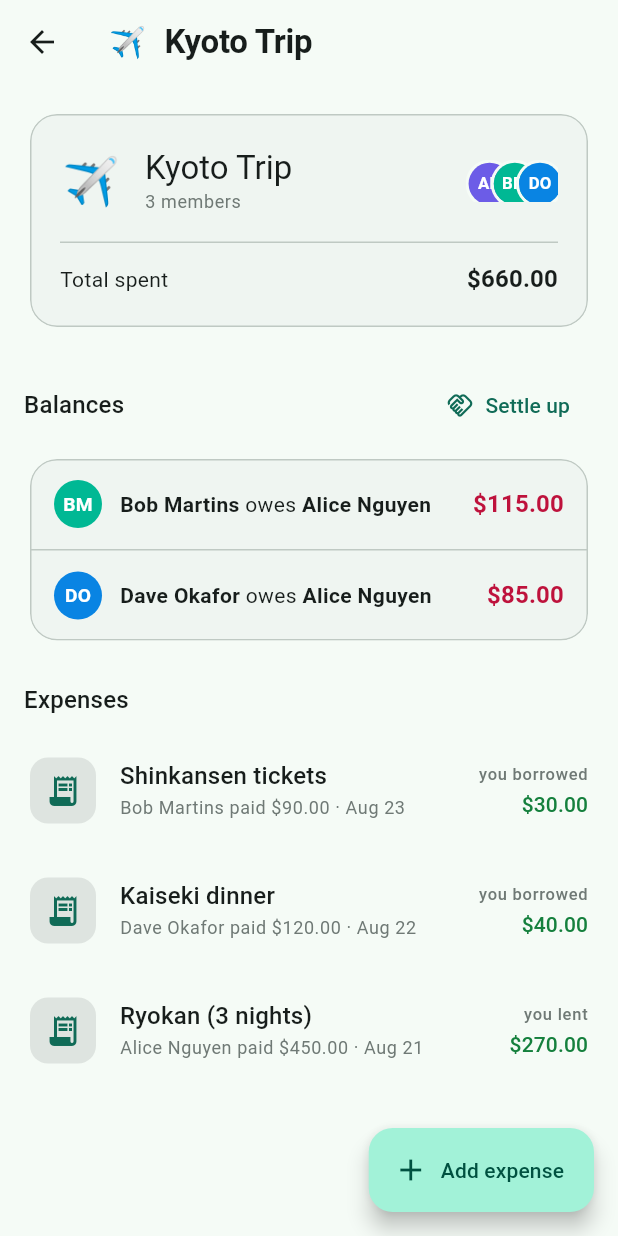
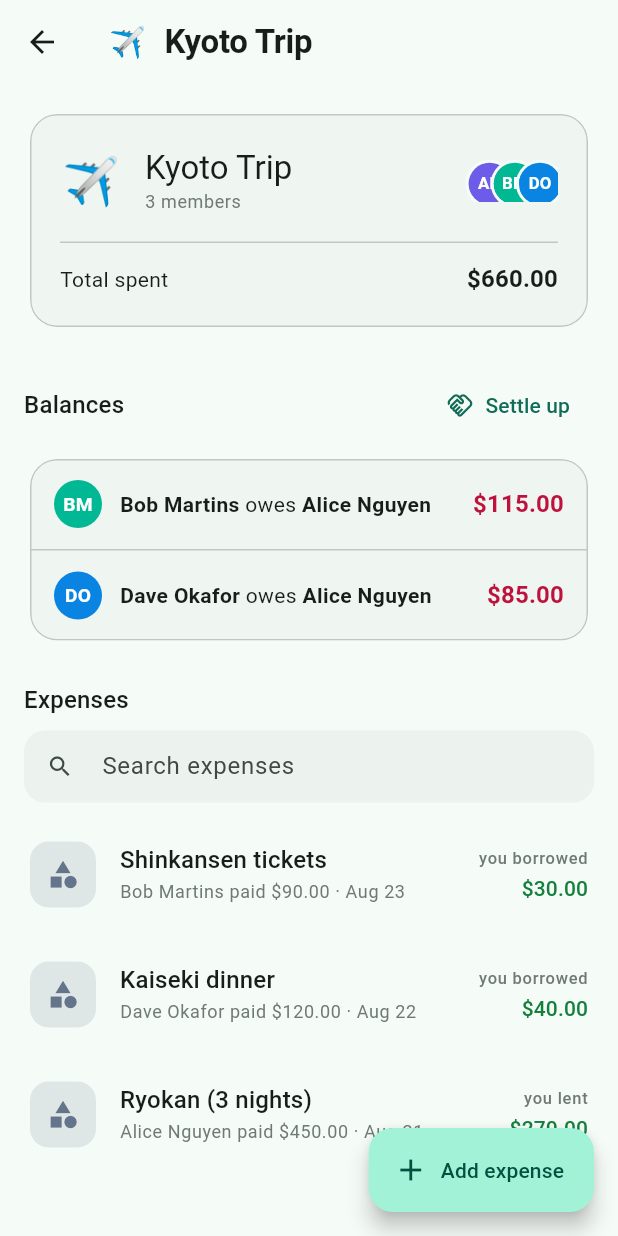
Before and after one commit to muhammadafzal-dev/splitwise_clone, a Flutter app: the screen it shows after launch, after a tap on "✈️", on a phone screen of 412 x 824 dp. Run offline on Flutter 3.47's test engine with Material 3 defaults, Android fonts, the phone set to English and light mode, and no system bars; our stand-ins replace cloud_firestore, firebase_auth, firebase_core, flutter_riverpod, freezed_annotation, go_router; accounts and stored records are empty.

Commit message:
feat(expenses): categories + search/filter
- ExpenseCategory (10 categories, icons/colours), added to Expense entity
- category picker in add-expense; category shown in tile + detail sheet
- search + category filter on a group's expense list

```diff
--- a/lib/features/expenses/domain/entities/expense.dart
+++ b/lib/features/expenses/domain/entities/expense.dart
@@ -2,6 +2,7 @@ import 'package:freezed_annotation/freezed_annotation.dart';
 
 import '../../../../core/money/currency.dart';
 import '../../../../core/money/money.dart';
+import 'expense_category.dart';
 import 'split_type.dart';
 
 part 'expense.freezed.dart';
@@ -34,6 +35,9 @@ abstract class Expense with _$Expense {
 
     /// PERCENT split: userId -> basis points (10000 == 100%). Null otherwise.
     Map<String, int>? percentShares,
+
+    /// Spending category. Defaults to [ExpenseCategory.other] for older data.
+    @Default(ExpenseCategory.other) ExpenseCategory category,
   }) = _Expense;
 
   factory Expense.fromJson(Map<String, dynamic> json) =>
--- /dev/null
+++ b/lib/features/expenses/domain/entities/expense_category.dart
@@ -0,0 +1,37 @@
+import 'package:json_annotation/json_annotation.dart';
+
+/// A spending category for an expense. Stored by [name] in JSON/Firestore.
+///
+/// This stays Flutter-free (domain layer); icon and colour for a category live
+/// in a presentation helper (`expense_category_ui.dart`).
+enum ExpenseCategory {
+  @JsonValue('food')
+  food('Food & Drink'),
+  @JsonValue('groceries')
+  groceries('Groceries'),
+  @JsonValue('rent')
+  rent('Rent & Housing'),
+  @JsonValue('utilities')
+  utilities('Utilities'),
+  @JsonValue('transport')
+  transport('Transport'),
+  @JsonValue('entertainment')
+  entertainment('Entertainment'),
+  @JsonValue('travel')
+  travel('Travel'),
+  @JsonValue('shopping')
+  shopping('Shopping'),
+  @JsonValue('health')
+  health('Health'),
+  @JsonValue('other')
+  other('Other');
+
+  const ExpenseCategory(this.label);
+
+  final String label;
+
+  static ExpenseCategory fromName(String? name) => values.firstWhere(
+    (c) => c.name == name,
+    orElse: () => ExpenseCategory.other,
+  );
+}
--- /dev/null
+++ b/lib/features/expenses/presentation/widgets/expense_category_ui.dart
@@ -0,0 +1,55 @@
+import 'package:flutter/material.dart';
+
+import '../../domain/entities/expense_category.dart';
+
+/// Presentation-layer icon + colour for each [ExpenseCategory]. Kept out of the
+/// domain enum so the domain stays Flutter-free.
+extension ExpenseCategoryUi on ExpenseCategory {
+  IconData get icon => switch (this) {
+    ExpenseCategory.food => Icons.restaurant,
+    ExpenseCategory.groceries => Icons.shopping_cart,
+    ExpenseCategory.rent => Icons.home,
+    ExpenseCategory.utilities => Icons.bolt,
+    ExpenseCategory.transport => Icons.directions_car,
+    ExpenseCategory.entertainment => Icons.movie,
+    ExpenseCategory.travel => Icons.flight,
+    ExpenseCategory.shopping => Icons.shopping_bag,
+    ExpenseCategory.health => Icons.favorite,
+    ExpenseCategory.other => Icons.category,
+  };
+
+  Color get color => switch (this) {
+    ExpenseCategory.food => const Color(0xFFEF4444),
+    ExpenseCategory.groceries => const Color(0xFF22C55E),
+    ExpenseCategory.rent => const Color(0xFF6366F1),
+    ExpenseCategory.utilities => const Color(0xFFF59E0B),
+    ExpenseCategory.transport => const Color(0xFF06B6D4),
+    ExpenseCategory.entertainment => const Color(0xFFA855F7),
+    ExpenseCategory.travel => const Color(0xFF3B82F6),
+    ExpenseCategory.shopping => const Color(0xFFEC4899),
+    ExpenseCategory.health => const Color(0xFF14B8A6),
+    ExpenseCategory.other => const Color(0xFF64748B),
+  };
+}
+
+/// A small rounded icon chip for a category (used in tiles and pickers).
+class CategoryIcon extends StatelessWidget {
+  const CategoryIcon({super.key, required this.category, this.size = 44});
+
+  final ExpenseCategory category;
+  final double size;
+
+  @override
+  Widget build(BuildContext context) {
+    return Container(
+      width: size,
+      height: size,
+      decoration: BoxDecoration(
+        color: category.color.withValues(alpha: 0.15),
+        borderRadius: BorderRadius.circular(size * 0.28),
+      ),
+      alignment: Alignment.center,
+      child: Icon(category.icon, color: category.color, size: size * 0.5),
+    );
+  }
+}
--- a/lib/features/expenses/presentation/widgets/expense_tile.dart
+++ b/lib/features/expenses/presentation/widgets/expense_tile.dart
@@ -8,6 +8,7 @@ import '../../../../core/widgets/amount_text.dart';
 import '../../../auth/application/auth_providers.dart';
 import '../../domain/balance/split_calculator.dart';
 import '../../domain/entities/expense.dart';
+import 'expense_category_ui.dart';
 import 'expense_detail_sheet.dart';
 
 const _splitCalculator = SplitCalculator();
@@ -31,16 +32,7 @@ class ExpenseTile extends ConsumerWidget {
     return ListTile(
       contentPadding: const EdgeInsets.symmetric(horizontal: 4, vertical: 4),
       onTap: () => showExpenseDetail(context, expense),
-      leading: Container(
-        width: 44,
-        height: 44,
-        decoration: BoxDecoration(
-          color: theme.colorScheme.surfaceContainerHighest,
-          borderRadius: BorderRadius.circular(12),
-        ),
-        alignment: Alignment.center,
-        child: Icon(Icons.receipt_long, color: theme.colorScheme.primary),
-      ),
+      leading: CategoryIcon(category: expense.category),
       title: Text(
         expense.description,
         style: theme.textTheme.titleMedium,
--- /dev/null
+++ b/lib/features/expenses/presentation/widgets/expenses_section.dart
@@ -0,0 +1,122 @@
+import 'package:flutter/material.dart';
+
+import '../../../../core/widgets/state_views.dart';
+import '../../domain/entities/expense.dart';
+import '../../domain/entities/expense_category.dart';
+import 'expense_category_ui.dart';
+import 'expense_tile.dart';
+
+/// The expense list for a group with search + category filtering. Holds its own
+/// filter state so the parent screen stays simple.
+class ExpensesSection extends StatefulWidget {
+  const ExpensesSection({super.key, required this.expenses});
+
+  final List<Expense> expenses;
+
+  @override
+  State<ExpensesSection> createState() => _ExpensesSectionState();
+}
+
+class _ExpensesSectionState extends State<ExpensesSection> {
+  final _searchController = TextEditingController();
+  String _query = '';
+  ExpenseCategory? _category;
+
+  @override
+  void dispose() {
+    _searchController.dispose();
+    super.dispose();
+  }
+
+  @override
+  Widget build(BuildContext context) {
+    if (widget.expenses.isEmpty) {
+      return const Padding(
+        padding: EdgeInsets.only(top: 32),
+        child: EmptyView(
+          icon: Icons.receipt_long_outlined,
+          title: 'No expenses yet',
+          message: 'Add the first expense for this group.',
+        ),
+      );
+    }
+
+    // Only offer category chips that actually appear in this group.
+    final presentCategories = <ExpenseCategory>{
+      for (final e in widget.expenses) e.category,
+    }.toList()..sort((a, b) => a.label.compareTo(b.label));
+
+    final filtered = widget.expenses.where((e) {
+      final matchesQuery =
+          _query.isEmpty ||
+          e.description.toLowerCase().contains(_query.toLowerCase());
+      final matchesCategory = _category == null || e.category == _category;
+      return matchesQuery && matchesCategory;
+    }).toList();
+
+    return Column(
+      crossAxisAlignment: CrossAxisAlignment.start,
+      children: [
+        TextField(
+          controller: _searchController,
+          onChanged: (v) => setState(() => _query = v),
+          decoration: InputDecoration(
+            isDense: true,
+            hintText: 'Search expenses',
+            prefixIcon: const Icon(Icons.search),
+            suffixIcon: _query.isEmpty
+                ? null
+                : IconButton(
+                    icon: const Icon(Icons.clear),
+                    onPressed: () {
+                      _searchController.clear();
+                      setState(() => _query = '');
+                    },
+                  ),
+          ),
+        ),
+        if (presentCategories.length > 1) ...[
+          const SizedBox(height: 12),
+          SizedBox(
+            height: 36,
+            child: ListView(
+              scrollDirection: Axis.horizontal,
+              children: [
+                FilterChip(
+                  label: const Text('All'),
+                  selected: _category == null,
+                  onSelected: (_) => setState(() => _category = null),
+                ),
+                const SizedBox(width: 8),
+                for (final c in presentCategories) ...[
+                  FilterChip(
+                    avatar: Icon(c.icon, size: 16, color: c.color),
+                    label: Text(c.label),
+                    selected: _category == c,
+                    onSelected: (sel) =>
+                        setState(() => _category = sel ? c : null),
+                  ),
+                  const SizedBox(width: 8),
+                ],
+              ],
+            ),
+          ),
+        ],
+        const SizedBox(height: 8),
+        if (filtered.isEmpty)
+          Padding(
+            padding: const EdgeInsets.symmetric(vertical: 24),
+            child: Center(
+              child: Text(
+                'No expenses match your filter',
+                style: Theme.of(context).textTheme.bodyMedium
+                    ?.copyWith(color: Theme.of(context).colorScheme.outline),
+              ),
+            ),
+          )
+        else
+          for (final expense in filtered) ExpenseTile(expense: expense),
+      ],
+    );
+  }
+}
--- a/lib/features/groups/presentation/group_detail_screen.dart
+++ b/lib/features/groups/presentation/group_detail_screen.dart
@@ -7,12 +7,11 @@ import '../../../core/formatting/money_formatter.dart';
 import '../../../core/money/currency.dart';
 import '../../../core/money/money.dart';
 import '../../../core/widgets/async_value_view.dart';
-import '../../../core/widgets/state_views.dart';
 import '../../../core/widgets/user_avatar.dart';
 import '../../auth/application/auth_providers.dart';
 import '../../expenses/application/expense_providers.dart';
 import '../../expenses/domain/entities/expense.dart';
-import '../../expenses/presentation/widgets/expense_tile.dart';
+import '../../expenses/presentation/widgets/expenses_section.dart';
 import '../application/group_providers.dart';
 import '../domain/entities/group.dart';
 import 'widgets/balances_section.dart';
@@ -73,17 +72,7 @@ class GroupDetailScreen extends ConsumerWidget {
               const SizedBox(height: 24),
               const _SectionHeader(title: 'Expenses'),
               const SizedBox(height: 8),
-              if (list.isEmpty)
-                const Padding(
-                  padding: EdgeInsets.only(top: 32),
-                  child: EmptyView(
-                    icon: Icons.receipt_long_outlined,
-                    title: 'No expenses yet',
-                    message: 'Add the first expense for this group.',
-                  ),
-                )
-              else
-                for (final expense in list) ExpenseTile(expense: expense),
+              ExpensesSection(expenses: list),
             ],
           ),
         ),
```
Also changed, not shown: lib/features/expenses/presentation/add_expense_screen.dart (+39 -0 lines), lib/features/expenses/presentation/widgets/expense_detail_sheet.dart (+3 -13 lines), lib/features/expenses/domain/entities/expense.freezed.dart, lib/features/expenses/domain/entities/expense.g.dart.
